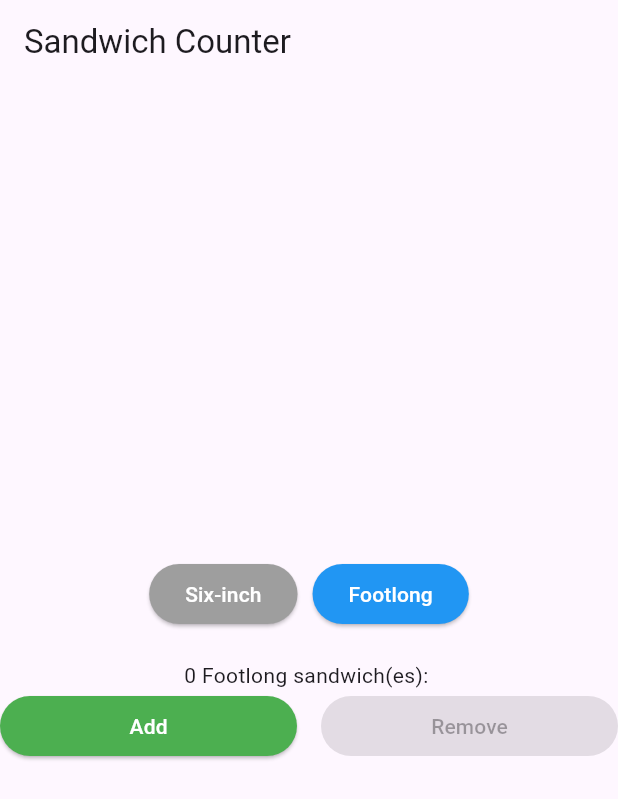
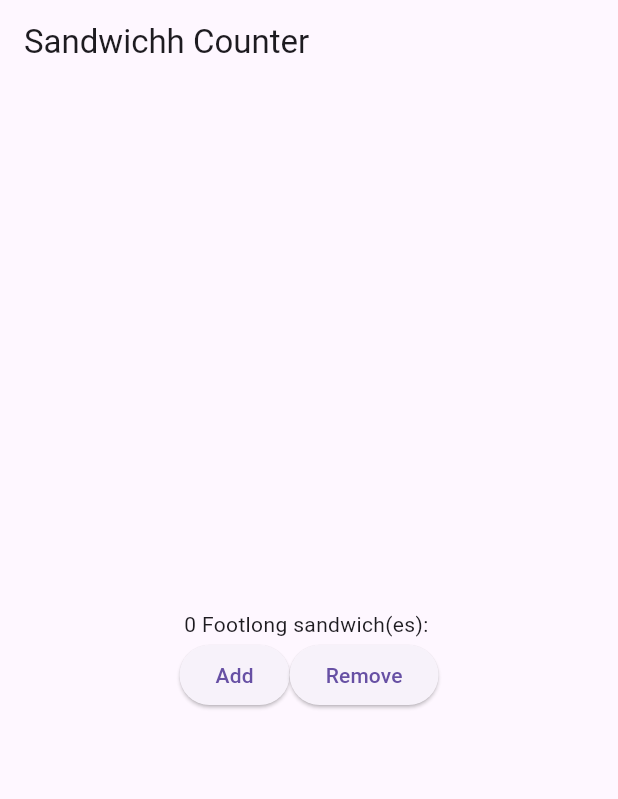
Before and after one commit to rzxv/sandwich_shop, a Flutter app: the screen it shows after launch, on a phone screen of 412 x 824 dp. Shown: the top 799 px of the screen. Run offline on Flutter 3.47's test engine with Material 3 defaults, Android fonts, the phone set to English and light mode, and no system bars.

Commit message:
Code ready for Worksheet 4

```diff
--- a/lib/main.dart
+++ b/lib/main.dart
@@ -4,29 +4,14 @@ void main() {
   runApp(const App());
 }
 
-class StyledButton extends StatelessWidget {
-  final VoidCallback? onPressed;
-  final String text;
-  final Color backgroundColor;
-  final Color foregroundColor;
-
-  const StyledButton({
-    required this.onPressed,
-    required this.text,
-    required this.backgroundColor,
-    required this.foregroundColor,
-    super.key,
-  });
+class App extends StatelessWidget {
+  const App({super.key});
 
   @override
   Widget build(BuildContext context) {
-    return ElevatedButton(
-      onPressed: onPressed,
-      style: ElevatedButton.styleFrom(
-        backgroundColor: backgroundColor,
-        foregroundColor: foregroundColor,
-      ),
-      child: Text(text),
+    return const MaterialApp(
+      title: 'Sandwich Shop App',
+      home: OrderScreen(maxQuantity: 5),
     );
   }
 }
@@ -44,7 +29,6 @@ class OrderScreen extends StatefulWidget {
 
 class _OrderScreenState extends State<OrderScreen> {
   int _quantity = 0;
-  String _itemType = 'Footlong';
 
   void _increaseQuantity() {
     if (_quantity < widget.maxQuantity) {
@@ -60,94 +44,29 @@ class _OrderScreenState extends State<OrderScreen> {
 
   @override
   Widget build(BuildContext context) {
-    final VoidCallback? increaseCallback = _quantity < widget.maxQuantity
-        ? _increaseQuantity
-        : null;
-
-    final VoidCallback? decreaseCallback = _quantity > 0
-        ? _decreaseQuantity
-        : null;
-
     return Scaffold(
-      appBar: AppBar(title: const Text('Sandwich Counter')),
+      appBar: AppBar(title: const Text('Sandwichh Counter')),
       body: Center(
         child: Column(
           mainAxisAlignment: MainAxisAlignment.center,
           children: <Widget>[
-            Padding(
-              padding: const EdgeInsets.only(bottom: 20),
-              child: Row(
-                mainAxisAlignment: MainAxisAlignment.center,
-                children: [
-                  ElevatedButton(
-                    onPressed: () {
-                      setState(() => _itemType = 'Six-inch');
-                    },
-                    child: const Text('Six-inch'),
-                    style: ElevatedButton.styleFrom(
-                      backgroundColor: _itemType == 'Six-inch'
-                          ? Colors.blue
-                          : Colors.grey,
-                      foregroundColor: Colors.white,
-                    ),
-                  ),
-                  const SizedBox(width: 10),
-                  ElevatedButton(
-                    onPressed: () {
-                      setState(() => _itemType = 'Footlong');
-                    },
-                    child: const Text('Footlong'),
-                    style: ElevatedButton.styleFrom(
-                      backgroundColor: _itemType == 'Footlong'
-                          ? Colors.blue
-                          : Colors.grey,
-                      foregroundColor: Colors.white,
-                    ),
-                  ),
-                ],
-              ),
-            ),
-
-            // Use the mutable state variable _itemType
-            OrderItemDisplay(_quantity, _itemType),
-
+            OrderItemDisplay(_quantity, 'Footlong'),
             Row(
-              mainAxisAlignment: MainAxisAlignment.spaceEvenly,
+              mainAxisAlignment: MainAxisAlignment.center,
               children: [
-                Expanded(
-                  child: StyledButton(
-                    onPressed: increaseCallback,
-                    text: 'Add',
-                    backgroundColor: Colors.green,
-                    foregroundColor: Colors.white,
-                  ),
+                ElevatedButton(
+                  onPressed: _increaseQuantity,
+                  child: const Text('Add'),
                 ),
-                const SizedBox(width: 16),
-                Expanded(
-                  child: StyledButton(
-                    onPressed: decreaseCallback,
-                    text: 'Remove',
-                    backgroundColor: Colors.red,
-                    foregroundColor: Colors.white,
-                  ),
+                ElevatedButton(
+                  onPressed: _decreaseQuantity,
+                  child: const Text('Remove'),
                 ),
               ],
             ),
           ],
         ),
       ),
-    );
-  }
-}
-
-class App extends StatelessWidget {
-  const App({super.key});
-
-  @override
-  Widget build(BuildContext context) {
-    return const MaterialApp(
-      title: 'Sandwich Shop App',
-      home: OrderScreen(maxQuantity: 5),
     );
   }
 }
```
Also changed, not shown: 1 other file.
